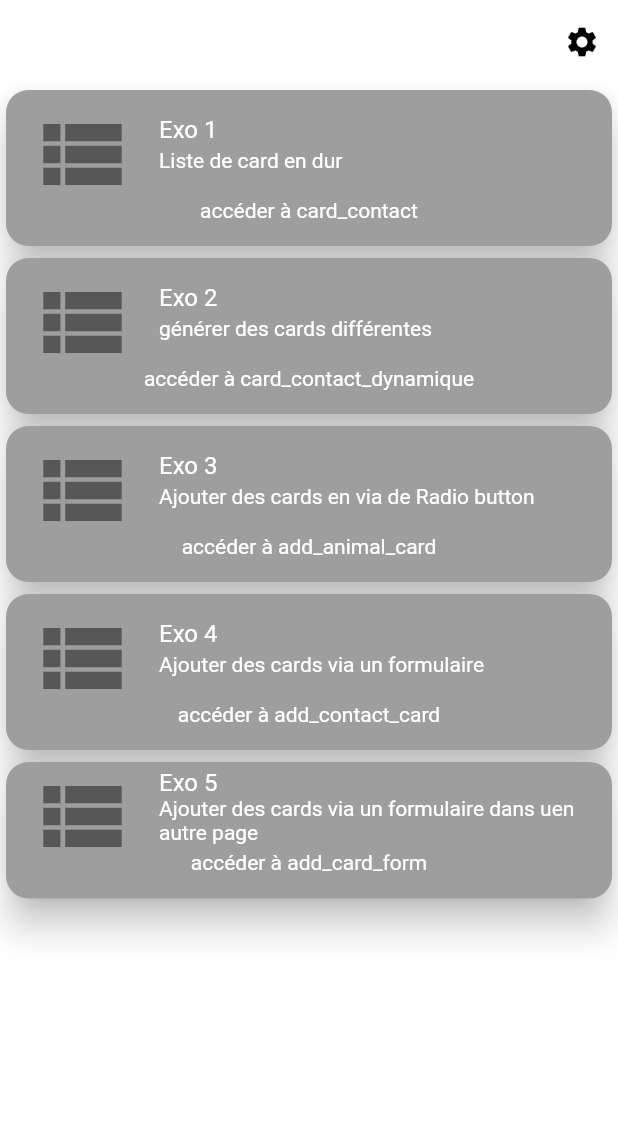
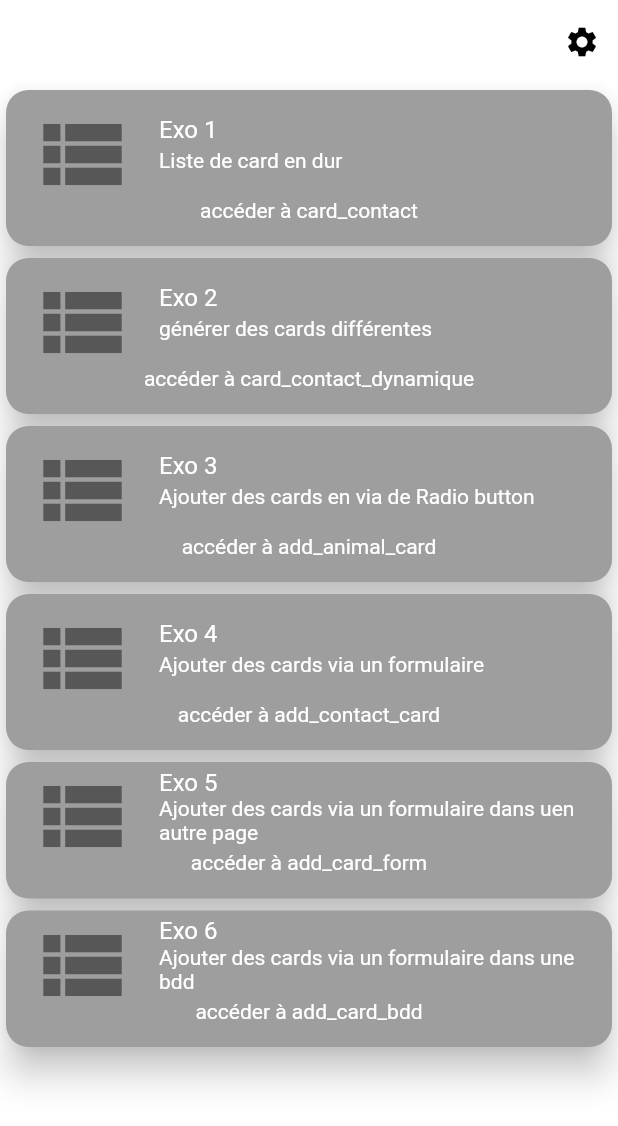
Before and after one commit to Dianavi22/flutter-L3, a Flutter app: the screen it shows after launch, on a phone screen of 412 x 824 dp. Shown: the top 1126 px of the screen. Run offline on Flutter 3.47's test engine with Material 2 defaults, Android fonts, the phone set to English and light mode, and no system bars.

Commit message:
exo 5 fin

```diff
--- a/exos/tp_flutter/lib/my_home_page.dart
+++ b/exos/tp_flutter/lib/my_home_page.dart
@@ -4,6 +4,7 @@ import 'package:tp_flutter/add_card_form.dart';
 import 'package:tp_flutter/card_contact.dart';
 import 'package:tp_flutter/card_contact_dynamique.dart';
 
+import 'add_card_bdd.dart';
 import 'add_contact_card.dart';
 
 class MyHomePage extends StatefulWidget {
@@ -236,6 +237,42 @@ class _MyHomePageState extends State<MyHomePage> {
                       ),
                     ),
                   ),
+
+                ),
+                GestureDetector(
+                  onTap: () {
+                    Navigator.push(
+                        context,
+                        PageRouteBuilder(
+                            pageBuilder: (_, __, ___) =>
+                                add_card_bdd()));
+                  },
+                  child: Container(
+                    width: 500,
+                    child: Card(
+                      shape: RoundedRectangleBorder(
+                        borderRadius: BorderRadius.circular(15.0),
+                      ),
+                      color: Colors.grey,
+                      elevation: 10,
+                      child: Column(
+                        mainAxisSize: MainAxisSize.min,
+                        children: const [
+                          ListTile(
+                            leading: Icon(Icons.view_list, size: 70),
+
+                            title: Text('Exo 6',
+                                style: TextStyle(color: Colors.white)),
+                            subtitle: Text('Ajouter des cards via un formulaire dans une bdd',
+                                style: TextStyle(color: Colors.white)),
+                          ),
+                          Text('accéder à add_card_bdd',
+                              style: TextStyle(color: Colors.white)),
+                          Text('', style: TextStyle(color: Colors.white)),
+                        ],
+                      ),
+                    ),
+                  ),
                 ),
               ],
             ),
```
Also changed, not shown: exos/tp_flutter/lib/add_animal_card.dart (+12 -12 lines), exos/tp_flutter/lib/add_card_bdd.dart (added, +82 -0 lines), exos/tp_flutter/lib/add_card_form.dart (+3 -4 lines), exos/tp_flutter/lib/pet_class.dart (+24 -15 lines), exos/tp_flutter/lib/seconde_page.dart (+28 -28 lines), exos/tp_flutter/pubspec.yaml (line endings or trailing spaces).
